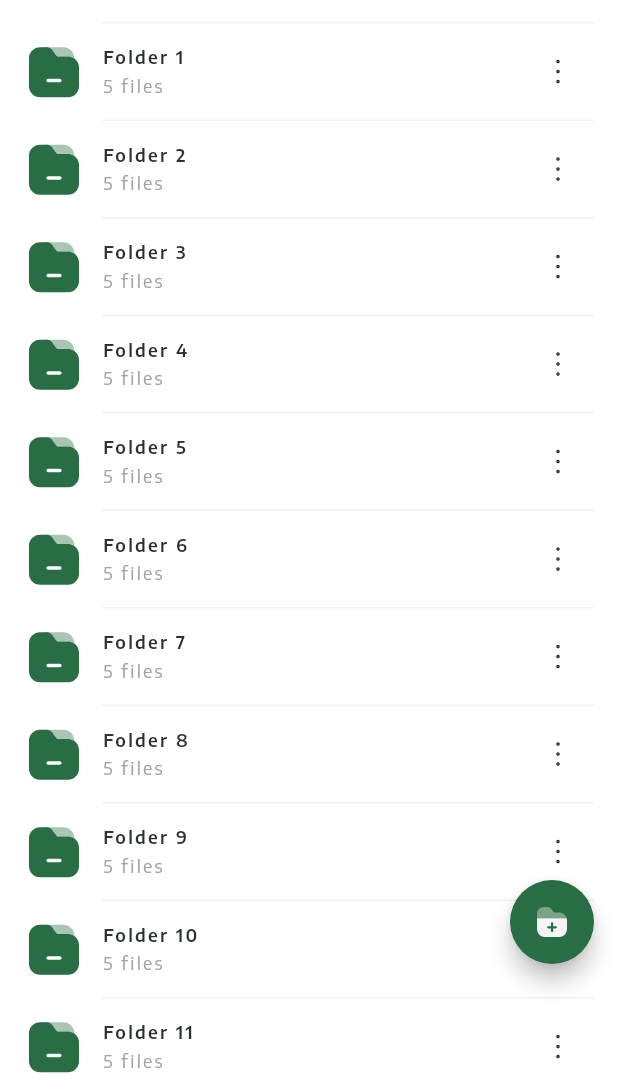
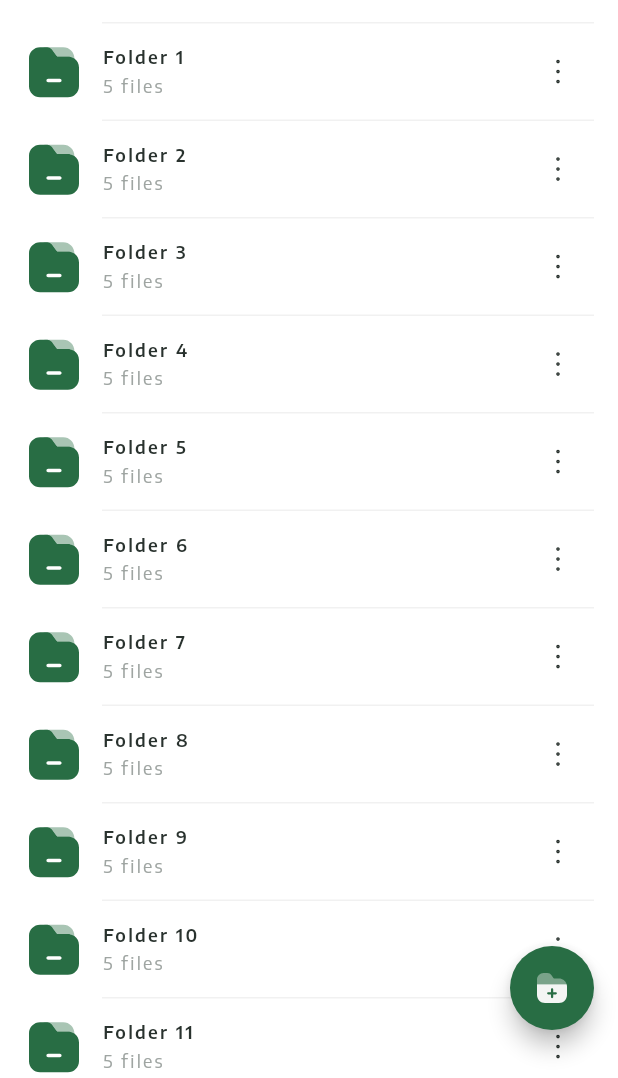
Before and after one commit to WalterDinh/ocr_scan, a Flutter app: the HomeScreen screen opened by its route, after a tap on "See more", on a phone screen of 412 x 824 dp, the part 158-1236 px from its top. Run offline on Flutter 3.47's test engine with Material 2 defaults, Android fonts, the phone set to English and light mode, and no system bars; our stand-ins replace bloc, cached_network_image, dio, flutter_bloc, flutter_svg, image_cropper and 8 more; missing offline and left inert: flutter_pdfview, photo_manager; accounts and stored records are empty; generated files the repository leaves out were written again.

Commit message:
update padding bottom for floadingbuttom

```diff
--- a/lib/ui/screens/home/home.dart
+++ b/lib/ui/screens/home/home.dart
@@ -100,8 +100,12 @@ class HomeScreen extends StatelessWidget {
                 ),
               ]));
 
-  Widget _buildFabScan(BuildContext context) => Padding(
-      padding: const EdgeInsets.only(bottom: 60.0),
+  Widget _buildFabScan(BuildContext context) {
+    double paddingBottomFloadButton =
+        16 + MediaQuery.of(context).viewPadding.bottom;
+
+    return Padding(
+        padding: EdgeInsets.only(bottom: paddingBottomFloadButton),
         child: FloatingActionButton(
           backgroundColor: Theme.of(context).primaryColor,
           child: SvgPicture.asset(
@@ -112,3 +116,4 @@ class HomeScreen extends StatelessWidget {
           onPressed: () => _onFabScanPressed(),
         ));
   }
+}
--- a/lib/ui/screens/my_folder/my_folder.dart
+++ b/lib/ui/screens/my_folder/my_folder.dart
@@ -59,8 +59,12 @@ class _MyFolderScreenState extends State<MyFolderScreen> {
     );
   }
 
-  Widget _buildFabScan(BuildContext context) => Padding(
-        padding: const EdgeInsets.only(bottom: 60.0),
+  Widget _buildFabScan(BuildContext context) {
+    double paddingBottomFloadButton =
+        16 + MediaQuery.of(context).viewPadding.bottom;
+
+    return Padding(
+      padding: EdgeInsets.only(bottom: paddingBottomFloadButton),
       child: FloatingActionButton(
         backgroundColor: Theme.of(context).primaryColor,
         child: SvgPicture.asset(
@@ -73,3 +77,4 @@ class _MyFolderScreenState extends State<MyFolderScreen> {
       ),
     );
   }
+}
```
Also changed, not shown: lib/ui/screens/move_file/move_file.dart (+7 -2 lines). Lines whose indentation alone changed are shown as unchanged.
